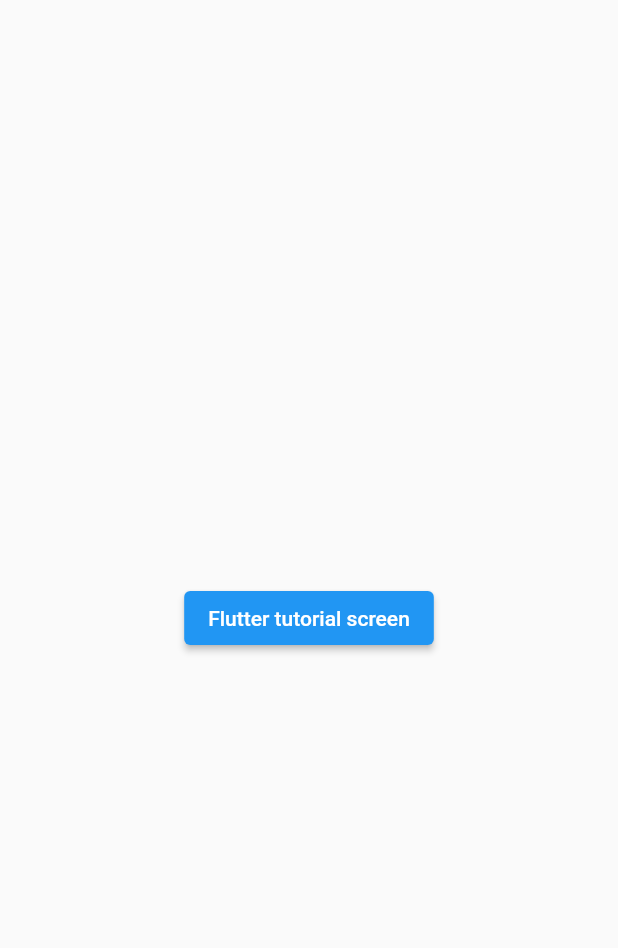
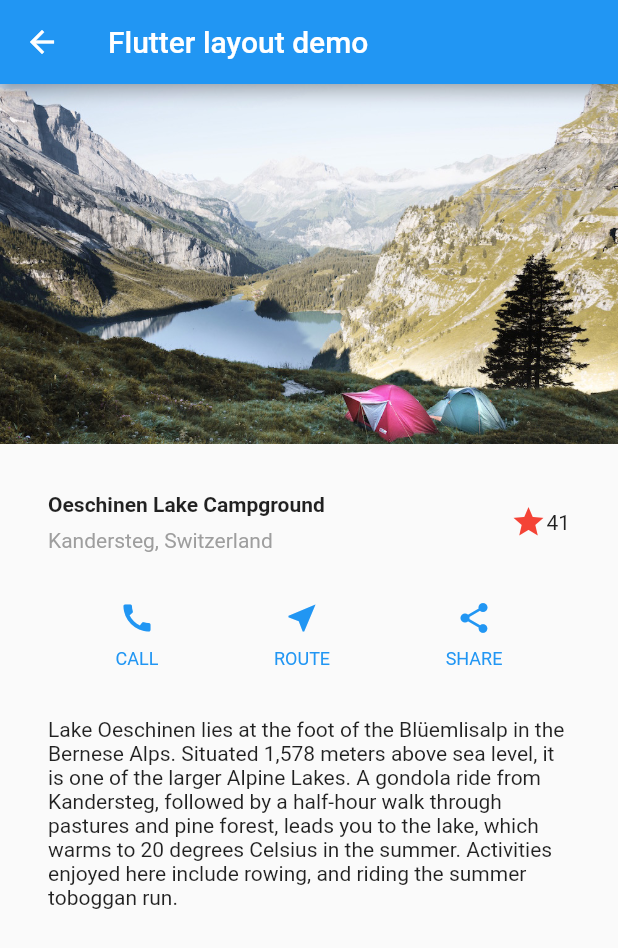
Before and after one commit to onishitaisei/flutter-training, a Flutter app: the screen it shows after launch, after a tap on "Flutter tutorial", on a phone screen of 412 x 824 dp. Shown: the top 948 px of the screen. Run offline on Flutter 3.47's test engine with Material 2 defaults, Android fonts, the phone set to English and light mode, and no system bars.

Commit message:
Building layoutsのチュートリアル終了

```diff
--- a/lib/flutter_tutorial_screen.dart
+++ b/lib/flutter_tutorial_screen.dart
@@ -1,22 +1,110 @@
 import 'package:flutter/material.dart';
 
 class FlutterTutorialScreen extends StatelessWidget {
-  const FlutterTutorialScreen({Key? key}) : super(key: key);
+  FlutterTutorialScreen({Key? key}) : super(key: key);
 
   @override
   Widget build(BuildContext context) {
+    Widget titleSection = Container(
+      padding: const EdgeInsets.all(32),
+      child: Row(
+        children: [
+          Expanded(
+            /*1*/
+            child: Column(
+              crossAxisAlignment: CrossAxisAlignment.start,
+              children: [
+                /*2*/
+                Container(
+                  padding: const EdgeInsets.only(bottom: 8),
+                  child: const Text(
+                    'Oeschinen Lake Campground',
+                    style: TextStyle(
+                      fontWeight: FontWeight.bold,
+                    ),
+                  ),
+                ),
+                Text(
+                  'Kandersteg, Switzerland',
+                  style: TextStyle(
+                    color: Colors.grey[500],
+                  ),
+                ),
+              ],
+            ),
+          ),
+          /*3*/
+          Icon(
+            Icons.star,
+            color: Colors.red[500],
+          ),
+          const Text('41'),
+        ],
+      ),
+    );
+
+    Color color =
+        Theme.of(context).primaryColor; // MaterialAppのprimaryColorを取得できる。
+
+    Widget buttonSection = Row(
+      mainAxisAlignment: MainAxisAlignment.spaceEvenly,
+      children: [
+        _buildButtonColumn(color, Icons.call, 'CALL'),
+        _buildButtonColumn(color, Icons.near_me, 'ROUTE'),
+        _buildButtonColumn(color, Icons.share, 'SHARE'),
+      ],
+    );
+
+    Widget textSection = const Padding(
+      padding: EdgeInsets.all(32),
+      child: Text(
+        'Lake Oeschinen lies at the foot of the Blüemlisalp in the Bernese '
+        'Alps. Situated 1,578 meters above sea level, it is one of the '
+        'larger Alpine Lakes. A gondola ride from Kandersteg, followed by a '
+        'half-hour walk through pastures and pine forest, leads you to the '
+        'lake, which warms to 20 degrees Celsius in the summer. Activities '
+        'enjoyed here include rowing, and riding the summer toboggan run.',
+        softWrap: true,
+      ),
+    );
     return Scaffold(
-      body: Center(
-        child: Column(
-          mainAxisAlignment: MainAxisAlignment.center,
+        appBar: AppBar(
+          // タイトルテキスト
+          title: const Text('Flutter layout demo'),
+        ),
+        body: ListView(
           children: [
-            ElevatedButton(
-              onPressed: () {},
-              child: const Text('Flutter tutorial screen'),
+            Image.asset(
+              'images/lake.jpeg',
+              width: 600,
+              height: 240,
+              fit: BoxFit.cover,
             ),
+            titleSection,
+            buttonSection,
+            textSection,
           ],
+        ));
+  }
+
+  Column _buildButtonColumn(Color color, IconData icon, String label) {
+    return Column(
+      mainAxisSize: MainAxisSize.min,
+      mainAxisAlignment: MainAxisAlignment.center,
+      children: [
+        Icon(icon, color: color),
+        Container(
+          margin: const EdgeInsets.only(top: 8),
+          child: Text(
+            label,
+            style: TextStyle(
+              fontSize: 12,
+              fontWeight: FontWeight.w400,
+              color: color,
+            ),
+          ),
         ),
-      ),
+      ],
     );
   }
 }
--- a/lib/main.dart
+++ b/lib/main.dart
@@ -12,6 +12,7 @@
   @override
   Widget build(BuildContext context) {
     return MaterialApp(
+      debugShowCheckedModeBanner: false,
       title: 'Flutter Demo',
       theme: ThemeData(
         primarySwatch: Colors.blue,
@@ -39,7 +40,7 @@
                 Navigator.push<void>(
                   context,
                   MaterialPageRoute(
-                      builder: (context) => const FlutterTutorialScreen()),
+                      builder: (context) => FlutterTutorialScreen()),
                 );
               },
               child: const Text('Flutter tutorial'),
```
Also changed, not shown: pubspec.yaml (+3 -71 lines), images/lake.jpeg (added).
